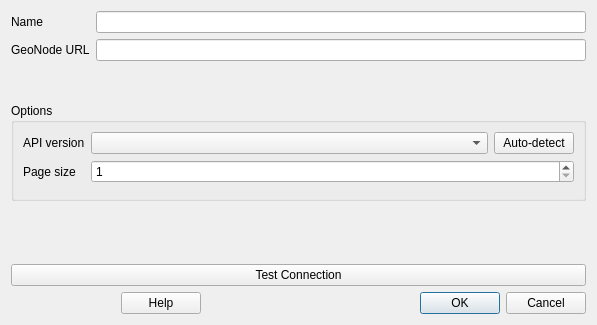
First picture: the form in src/qgis_geonode/ui/connection_dialog.ui, repository GeoNode/QGISGeoNodePlugin, before the edit.
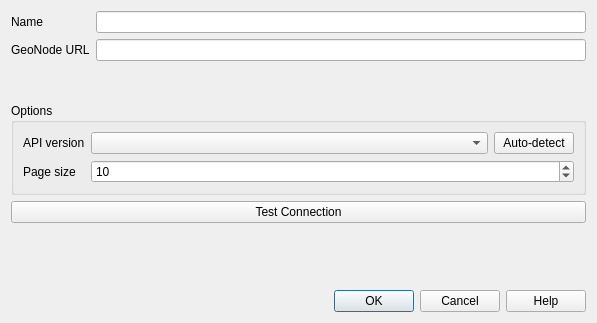
Second picture: the form after the edit. Custom widgets are drawn as their Qt base class.

Commit message: Use a QGroupBox to show API version specific settings

```diff
--- a/src/qgis_geonode/ui/connection_dialog.ui
+++ b/src/qgis_geonode/ui/connection_dialog.ui
@@ -7,7 +7,7 @@
     <x>0</x>
     <y>0</y>
     <width>597</width>
-    <height>325</height>
+    <height>323</height>
    </rect>
   </property>
   <property name="windowTitle">
@@ -40,6 +40,12 @@
    </item>
    <item>
     <widget class="QgsAuthConfigSelect" name="authcfg_acs">
+     <property name="sizePolicy">
+      <sizepolicy hsizetype="Preferred" vsizetype="Fixed">
+       <horstretch>0</horstretch>
+       <verstretch>0</verstretch>
+      </sizepolicy>
+     </property>
      <property name="minimumSize">
       <size>
        <width>0</width>
@@ -114,16 +120,29 @@
           <property name="singleStep">
            <number>1</number>
           </property>
+          <property name="value">
+           <number>10</number>
+          </property>
          </widget>
         </item>
        </layout>
       </item>
-      <item>
-       <widget class="QWidget" name="version_specific_w" native="true"/>
-      </item>
      </layout>
     </widget>
    </item>
+   <item>
+    <widget class="QPushButton" name="test_connection_btn">
+     <property name="sizePolicy">
+      <sizepolicy hsizetype="Preferred" vsizetype="Preferred">
+       <horstretch>0</horstretch>
+       <verstretch>0</verstretch>
+      </sizepolicy>
+     </property>
+     <property name="text">
+      <string>Test Connection</string>
+     </property>
+    </widget>
+   </item>
    <item>
     <spacer name="verticalSpacer">
      <property name="orientation">
@@ -132,55 +151,21 @@
      <property name="sizeHint" stdset="0">
       <size>
        <width>20</width>
-       <height>50</height>
+       <height>13</height>
       </size>
      </property>
     </spacer>
    </item>
    <item>
-    <widget class="QPushButton" name="test_connection_btn">
-     <property name="text">
-      <string>Test Connection</string>
+    <widget class="QDialogButtonBox" name="buttonBox">
+     <property name="orientation">
+      <enum>Qt::Horizontal</enum>
+     </property>
+     <property name="standardButtons">
+      <set>QDialogButtonBox::Cancel|QDialogButtonBox::Help|QDialogButtonBox::Ok</set>
      </property>
     </widget>
    </item>
-   <item>
-    <layout class="QHBoxLayout" name="horizontalLayout_3">
-     <item>
-      <widget class="QDialogButtonBox" name="buttonBox_2">
-       <property name="orientation">
-        <enum>Qt::Horizontal</enum>
-       </property>
-       <property name="standardButtons">
-        <set>QDialogButtonBox::Help</set>
-       </property>
-      </widget>
-     </item>
-     <item>
-      <spacer name="horizontalSpacer">
-       <property name="orientation">
-        <enum>Qt::Horizontal</enum>
-       </property>
-       <property name="sizeHint" stdset="0">
-        <size>
-         <width>40</width>
-         <height>20</height>
-        </size>
-       </property>
-      </spacer>
-     </item>
-     <item>
-      <widget class="QDialogButtonBox" name="buttonBox">
-       <property name="orientation">
-        <enum>Qt::Horizontal</enum>
-       </property>
-       <property name="standardButtons">
-        <set>QDialogButtonBox::Cancel|QDialogButtonBox::Ok</set>
-       </property>
-      </widget>
-     </item>
-    </layout>
-   </item>
   </layout>
  </widget>
  <customwidgets>
```
The commit also changes 2 other files.
